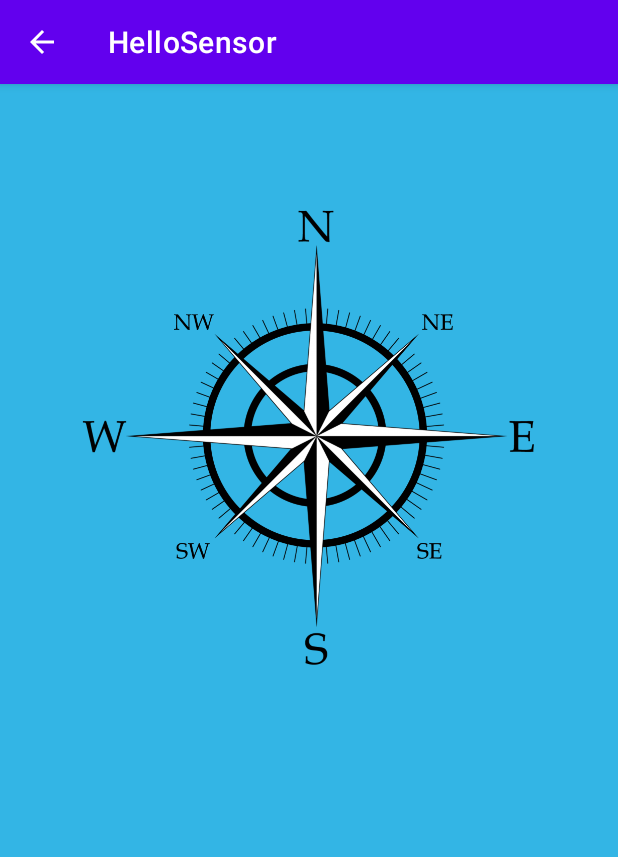
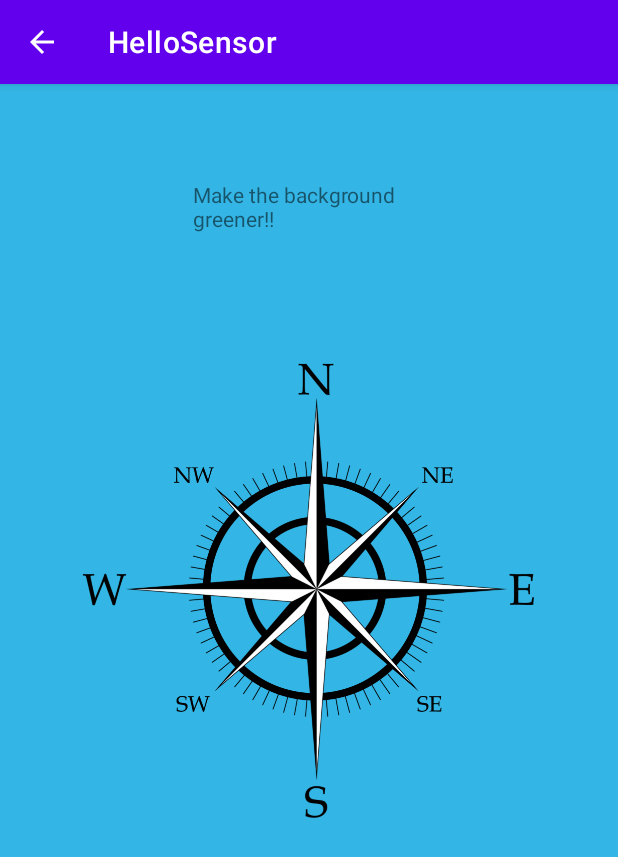
Before and after one commit to myllern/MAMN01, an Android app: the DisplayCompassActivity screen opened directly, with no data from a screen before it, on a phone screen of 412 x 824 dp. Shown: the top 857 px of the screen. Run offline under Robolectric (Android 15) with nearby library versions, the phone set to English and light mode, and no system bars.

Commit message:
Display Acc

```diff
--- a/app/src/main/java/com/example/hellosensor/DisplayCompassActivity.java
+++ b/app/src/main/java/com/example/hellosensor/DisplayCompassActivity.java
@@ -20,22 +20,23 @@ import java.util.Random;
 public class DisplayCompassActivity extends AppCompatActivity implements SensorEventListener{
     ImageView compass_img;
     View compass_view;
-    TextView txt_compass;
+    TextView txt_compass, txt_game;
     int mAzimuth;
     private SensorManager mSensorManager;
     private Sensor mRotationV, mAccelerometer, mMagnetometer;
-
+    boolean haveSensor = false, haveSensor2 = false;
     float[] rMat = new float[9];
     float[] orientation = new float[3];
     private float[] mLastAccelerometer = new float[3];
+    private float[] mLastMagnetometer = new float[3];
     private boolean mLastAccelerometerSet = false;
-    private float[] mLastMagnetometer = new float[3];
     private boolean mLastMagnetometerSet = false;
     private Vibrator v;
     private String last = "";
     int[] color;
     MediaPlayer mediaPlayer;
     static final float ALPHA = 0.25f;
+    private int onStopColor;
 
 
 
@@ -50,11 +51,12 @@ public class DisplayCompassActivity extends AppCompatActivity implements SensorE
         compass_img =  findViewById(R.id.compass_image);
         txt_compass = findViewById(R.id.DegreeTv);
         compass_view = findViewById(R.id.compass_view);
-        color = new int[] { Color.BLUE, Color.GRAY, Color.GREEN, Color.YELLOW, Color.CYAN};
+        color = new int[] { Color.GREEN, Color.BLUE, Color.GRAY, Color.YELLOW, Color.CYAN};
         mediaPlayer = MediaPlayer.create(this, R.raw.pling);
+        txt_game = findViewById(R.id.compass_game_text);
+        txt_game.setText("Make the background greener!!");
 
-        mAccelerometer = mSensorManager.getDefaultSensor(Sensor.TYPE_ACCELEROMETER);
-        mMagnetometer = mSensorManager.getDefaultSensor(Sensor.TYPE_MAGNETIC_FIELD);
+        start();
 
     }
 
@@ -69,7 +71,7 @@ public class DisplayCompassActivity extends AppCompatActivity implements SensorE
         }
 
         if (event.sensor.getType() == Sensor.TYPE_ACCELEROMETER) {
-            mLastAccelerometer = lowPass(event.values.clone(),  mLastAccelerometer);
+            mLastMagnetometer = lowPass(event.values.clone(),  mLastMagnetometer);
             mLastAccelerometerSet = true;
         } else if (event.sensor.getType() == Sensor.TYPE_MAGNETIC_FIELD) {
             mLastMagnetometer = lowPass(event.values.clone(),  mLastMagnetometer);
@@ -96,16 +98,31 @@ public class DisplayCompassActivity extends AppCompatActivity implements SensorE
             compass_view.setBackgroundColor(color[rNum]);
             where = "N";
 
-
-
-             mediaPlayer.start();
+            mediaPlayer.start();
 
 
         }
-        if (mAzimuth < 350 && mAzimuth > 280)
+        if (mAzimuth >= 350 || mAzimuth <= 10) {
+            v.vibrate(30);
+            int aryLength = color.length;
+            Random random = new Random();
+            int rNum = random.nextInt(aryLength);
+            compass_view.setBackgroundColor(color[rNum]);
+            where = "N";
+            mediaPlayer.start();
+            onStopColor = rNum;
+        }
+        if (mAzimuth < 350 && mAzimuth > 280) {
             where = "NW";
+            if(onStopColor == 0 ){
+                txt_game.setText("You won!");
+            }else {
+                txt_game.setText("Make the background greener!!");
+            }
+        }
         if (mAzimuth <= 280 && mAzimuth > 260)
             where = "W";
+
         if (mAzimuth <= 260 && mAzimuth > 190)
             where = "SW";
         if (mAzimuth <= 190 && mAzimuth > 170)
@@ -114,9 +131,15 @@ public class DisplayCompassActivity extends AppCompatActivity implements SensorE
             where = "SE";
         if (mAzimuth <= 100 && mAzimuth > 80)
             where = "E";
-        if (mAzimuth <= 80 && mAzimuth > 10)
+        if (mAzimuth <= 80 && mAzimuth > 10) {
             where = "NE";
 
+            if(onStopColor == 0 ){
+                txt_game.setText("You won!");
+            }else {
+                txt_game.setText("Make the background greener!!");
+            }
+        }
         txt_compass.setText(mAzimuth + "° " + where);
 
         last = where;
@@ -137,7 +160,23 @@ public class DisplayCompassActivity extends AppCompatActivity implements SensorE
         return output;
     }
 
+    public void start() {
+        if (mSensorManager.getDefaultSensor(Sensor.TYPE_ROTATION_VECTOR) == null) {
+            if ((mSensorManager.getDefaultSensor(Sensor.TYPE_ACCELEROMETER) == null) || (mSensorManager.getDefaultSensor(Sensor.TYPE_MAGNETIC_FIELD) == null)) {
 
+            }
+            else {
+                mAccelerometer = mSensorManager.getDefaultSensor(Sensor.TYPE_ACCELEROMETER);
+                mMagnetometer = mSensorManager.getDefaultSensor(Sensor.TYPE_MAGNETIC_FIELD);
+                haveSensor = mSensorManager.registerListener(this, mAccelerometer, SensorManager.SENSOR_DELAY_UI);
+                haveSensor2 = mSensorManager.registerListener(this, mMagnetometer, SensorManager.SENSOR_DELAY_UI);
+            }
+        }
+        else{
+            mRotationV = mSensorManager.getDefaultSensor(Sensor.TYPE_ROTATION_VECTOR);
+            haveSensor = mSensorManager.registerListener(this, mRotationV, SensorManager.SENSOR_DELAY_UI);
+        }
+    }
 
 
 
--- a/app/src/main/java/com/example/hellosensor/MainActivity.java
+++ b/app/src/main/java/com/example/hellosensor/MainActivity.java
@@ -4,7 +4,6 @@ import androidx.appcompat.app.AppCompatActivity;
 import android.content.Intent;
 import android.os.Bundle;
 import android.view.View;
-
 
 
 public class MainActivity extends AppCompatActivity {
--- a/app/src/main/res/layout/activity_display_compass.xml
+++ b/app/src/main/res/layout/activity_display_compass.xml
@@ -13,20 +13,30 @@
         android:id="@+id/compass_image"
         android:layout_width="316dp"
         android:layout_height="303dp"
-        android:layout_marginTop="84dp"
+        android:layout_marginTop="76dp"
         android:contentDescription="@string/compass_image"
         app:layout_constraintEnd_toEndOf="parent"
         app:layout_constraintHorizontal_bias="0.494"
         app:layout_constraintStart_toStartOf="parent"
-        app:layout_constraintTop_toTopOf="parent"
+        app:layout_constraintTop_toBottomOf="@+id/compass_game_text"
         app:srcCompat="@drawable/compass" />
 
     <TextView
         android:id="@+id/DegreeTv"
         android:layout_width="115dp"
         android:layout_height="95dp"
-        android:layout_marginTop="80dp"
+        android:layout_marginTop="76dp"
         app:layout_constraintEnd_toEndOf="parent"
         app:layout_constraintStart_toStartOf="parent"
         app:layout_constraintTop_toBottomOf="@+id/compass_image" />
+
+    <TextView
+        android:id="@+id/compass_game_text"
+        android:layout_width="155dp"
+        android:layout_height="46dp"
+        android:layout_marginTop="64dp"
+        android:text="TextView"
+        app:layout_constraintEnd_toEndOf="parent"
+        app:layout_constraintStart_toStartOf="parent"
+        app:layout_constraintTop_toTopOf="parent" />
 </androidx.constraintlayout.widget.ConstraintLayout>
```
Also changed, not shown: app/src/main/java/com/example/hellosensor/DisplayAccelerometerActivity.java (+0 -22 lines).
